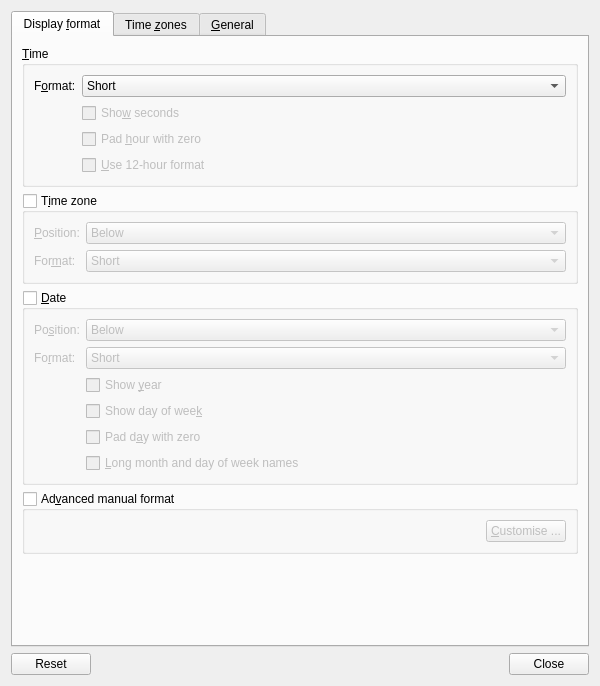
Old version of the form plugin-worldclock/lxqtworldclockconfiguration.ui in the repository lxqt/lxqt-panel.
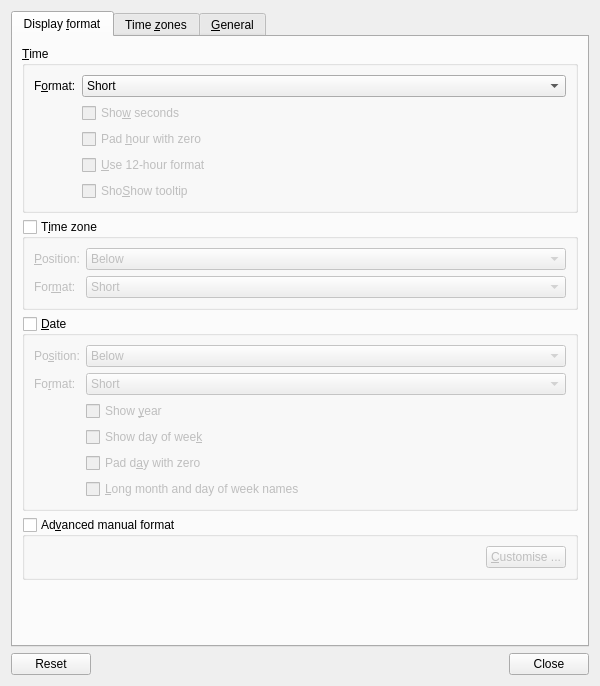
New version of the form.

Commit message: work in progress, added checkbock for showing tooltip. Not ready yet

Diff of the .ui file:
```diff
--- a/plugin-worldclock/lxqtworldclockconfiguration.ui
+++ b/plugin-worldclock/lxqtworldclockconfiguration.ui
@@ -104,6 +104,13 @@
                </property>
               </widget>
              </item>
+             <item>
+              <widget class="QCheckBox" name="showTooltipCB">
+               <property name="text">
+                <string>Sho&amp;Show tooltip</string>
+               </property>
+              </widget>
+             </item>
             </layout>
            </widget>
           </item>
```
Left out of the diff: 3 changed lines with no effect on the pictures. The commit also changes 2 other files.
